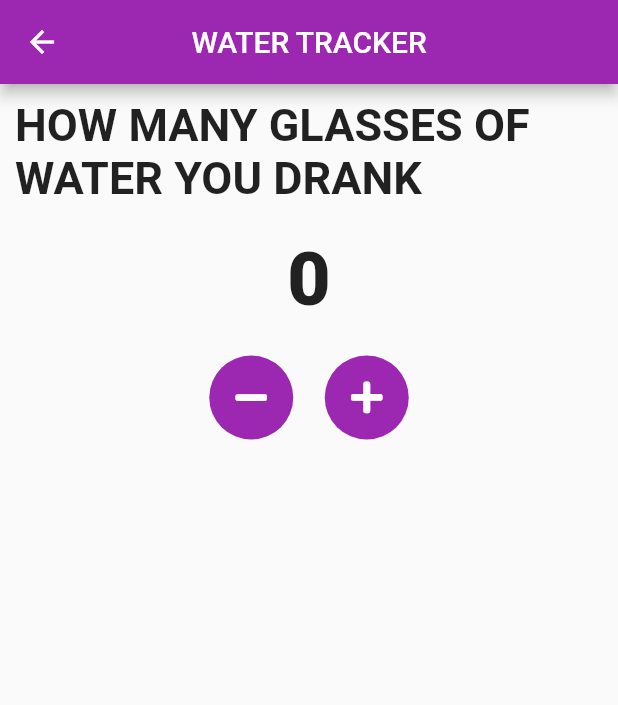
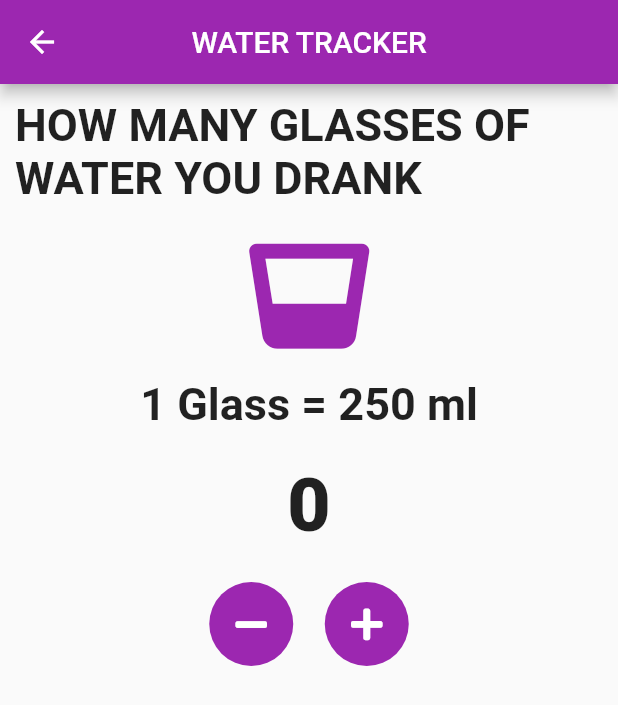
Before and after one commit to NidhiBhanushali3701/Fooducate-App, a Flutter app: the H2OTracker screen opened by its route, on a phone screen of 412 x 824 dp. Shown: the top 705 px of the screen. Run offline on Flutter 3.47's test engine with Material 2 defaults, Android fonts, the phone set to English and light mode, and no system bars; our stand-ins replace firebase_auth, firebase_core, font_awesome_flutter, google_sign_in, modal_progress_hud, pedometer; accounts and stored records are empty.

Commit message:
h2o tracker minor update

```diff
--- a/lib/trackers/h2o_tracker.dart
+++ b/lib/trackers/h2o_tracker.dart
@@ -53,6 +53,10 @@ class _H2OTrackerState extends State<H2OTracker> with Tracker {
                       SizedBox(
                         height: 21.0,
                       ),
+                      IconContent(icon: FontAwesomeIcons.glassWhiskey,label: '1 Glass = 250 ml',),
+                      SizedBox(
+                        height: 21.0,
+                      ),
                       Text(
                         userDrankH2O.toString(),
                         style: kNumberTextStyle,
@@ -91,7 +95,13 @@ class _H2OTrackerState extends State<H2OTracker> with Tracker {
                           )
                         ],
                       ),
-                      Text(h2oMSG),
+                      SizedBox(
+                        height: 30.0,
+                      ),
+                      Text(h2oMSG,style: TextStyle(
+                        fontSize: 18,
+                        fontWeight: FontWeight.w500,
+                      )),
                     ],
                   ),
                 ),
```
